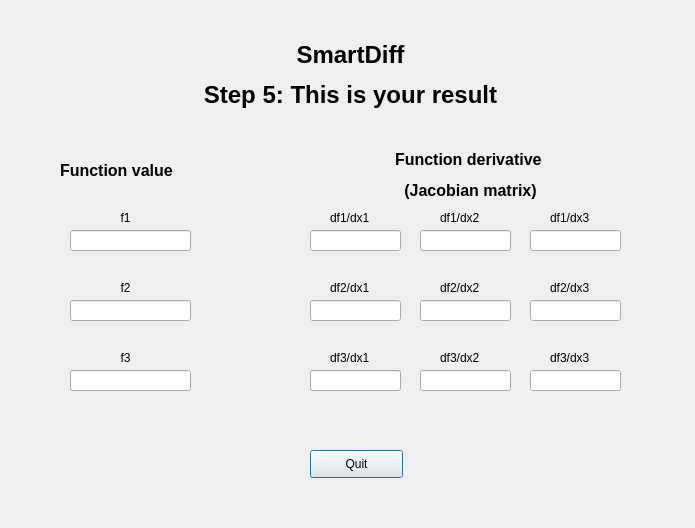
The window that SmartDiff/GUI/step5.ui (SmartDiff/cs107-FinalProject) describes before a commit, drawn with Qt 5.
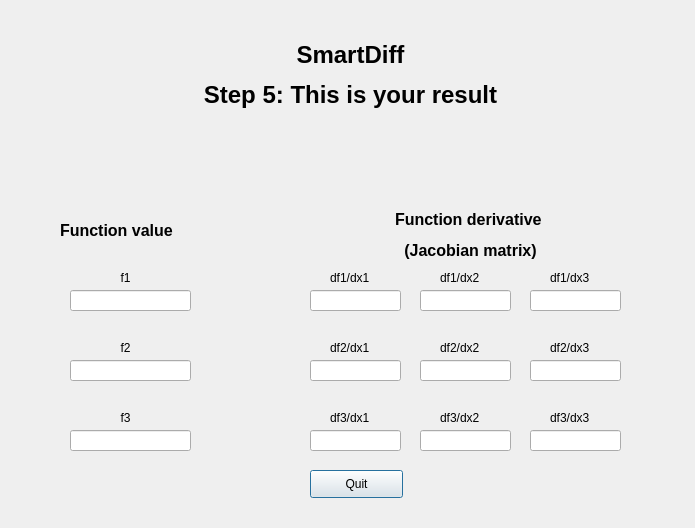
The same window after the commit.

Patch:
```diff
--- a/SmartDiff/GUI/step5.ui
+++ b/SmartDiff/GUI/step5.ui
@@ -33,7 +33,7 @@
    <property name="geometry">
     <rect>
      <x>60</x>
-     <y>160</y>
+     <y>220</y>
      <width>171</width>
      <height>21</height>
     </rect>
@@ -46,7 +46,7 @@
    <property name="geometry">
     <rect>
      <x>360</x>
-     <y>140</y>
+     <y>200</y>
      <width>221</width>
      <height>71</height>
     </rect>
@@ -59,7 +59,7 @@
    <property name="geometry">
     <rect>
      <x>70</x>
-     <y>350</y>
+     <y>410</y>
      <width>111</width>
      <height>16</height>
     </rect>
@@ -72,7 +72,7 @@
    <property name="geometry">
     <rect>
      <x>70</x>
-     <y>230</y>
+     <y>290</y>
      <width>121</width>
      <height>21</height>
     </rect>
@@ -88,7 +88,7 @@
    <property name="geometry">
     <rect>
      <x>70</x>
-     <y>210</y>
+     <y>270</y>
      <width>111</width>
      <height>16</height>
     </rect>
@@ -101,7 +101,7 @@
    <property name="geometry">
     <rect>
      <x>70</x>
-     <y>280</y>
+     <y>340</y>
      <width>111</width>
      <height>16</height>
     </rect>
@@ -114,7 +114,7 @@
    <property name="geometry">
     <rect>
      <x>70</x>
-     <y>370</y>
+     <y>430</y>
      <width>121</width>
      <height>21</height>
     </rect>
@@ -130,7 +130,7 @@
    <property name="geometry">
     <rect>
      <x>70</x>
-     <y>300</y>
+     <y>360</y>
      <width>121</width>
      <height>21</height>
     </rect>
@@ -146,7 +146,7 @@
    <property name="geometry">
     <rect>
      <x>310</x>
-     <y>230</y>
+     <y>290</y>
      <width>91</width>
      <height>21</height>
     </rect>
@@ -156,7 +156,7 @@
    <property name="geometry">
     <rect>
      <x>420</x>
-     <y>230</y>
+     <y>290</y>
      <width>91</width>
      <height>21</height>
     </rect>
@@ -166,7 +166,7 @@
    <property name="geometry">
     <rect>
      <x>530</x>
-     <y>230</y>
+     <y>290</y>
      <width>91</width>
      <height>21</height>
     </rect>
@@ -176,7 +176,7 @@
    <property name="geometry">
     <rect>
      <x>330</x>
-     <y>210</y>
+     <y>270</y>
      <width>61</width>
      <height>16</height>
     </rect>
@@ -189,7 +189,7 @@
    <property name="geometry">
     <rect>
      <x>440</x>
-     <y>210</y>
+     <y>270</y>
      <width>61</width>
      <height>16</height>
     </rect>
@@ -202,7 +202,7 @@
    <property name="geometry">
     <rect>
      <x>550</x>
-     <y>210</y>
+     <y>270</y>
      <width>61</width>
      <height>16</height>
     </rect>
@@ -215,7 +215,7 @@
    <property name="geometry">
     <rect>
      <x>310</x>
-     <y>300</y>
+     <y>360</y>
      <width>91</width>
      <height>21</height>
     </rect>
@@ -225,7 +225,7 @@
    <property name="geometry">
     <rect>
      <x>550</x>
-     <y>280</y>
+     <y>340</y>
      <width>61</width>
      <height>16</height>
     </rect>
@@ -238,7 +238,7 @@
    <property name="geometry">
     <rect>
      <x>530</x>
-     <y>300</y>
+     <y>360</y>
      <width>91</width>
      <height>21</height>
     </rect>
@@ -248,7 +248,7 @@
    <property name="geometry">
     <rect>
      <x>440</x>
-     <y>280</y>
+     <y>340</y>
      <width>61</width>
      <height>16</height>
     </rect>
@@ -261,7 +261,7 @@
    <property name="geometry">
     <rect>
      <x>420</x>
-     <y>300</y>
+     <y>360</y>
      <width>91</width>
      <height>21</height>
     </rect>
@@ -271,7 +271,7 @@
    <property name="geometry">
     <rect>
      <x>330</x>
-     <y>280</y>
+     <y>340</y>
      <width>61</width>
      <height>16</height>
     </rect>
@@ -284,7 +284,7 @@
    <property name="geometry">
     <rect>
      <x>310</x>
-     <y>370</y>
+     <y>430</y>
      <width>91</width>
      <height>21</height>
     </rect>
@@ -294,7 +294,7 @@
    <property name="geometry">
     <rect>
      <x>440</x>
-     <y>350</y>
+     <y>410</y>
      <width>61</width>
      <height>16</height>
     </rect>
@@ -307,7 +307,7 @@
    <property name="geometry">
     <rect>
      <x>420</x>
-     <y>370</y>
+     <y>430</y>
      <width>91</width>
      <height>21</height>
     </rect>
@@ -317,7 +317,7 @@
    <property name="geometry">
     <rect>
      <x>530</x>
-     <y>370</y>
+     <y>430</y>
      <width>91</width>
      <height>21</height>
     </rect>
@@ -327,7 +327,7 @@
    <property name="geometry">
     <rect>
      <x>330</x>
-     <y>350</y>
+     <y>410</y>
      <width>61</width>
      <height>16</height>
     </rect>
@@ -340,7 +340,7 @@
    <property name="geometry">
     <rect>
      <x>550</x>
-     <y>350</y>
+     <y>410</y>
      <width>61</width>
      <height>16</height>
     </rect>
@@ -353,7 +353,7 @@
    <property name="geometry">
     <rect>
      <x>310</x>
-     <y>450</y>
+     <y>470</y>
      <width>93</width>
      <height>28</height>
     </rect>
@@ -362,6 +362,19 @@
     <string>Quit</string>
    </property>
   </widget>
+  <widget class="QLabel" name="ErrMsg">
+   <property name="geometry">
+    <rect>
+     <x>60</x>
+     <y>130</y>
+     <width>571</width>
+     <height>71</height>
+    </rect>
+   </property>
+   <property name="text">
+    <string/>
+   </property>
+  </widget>
  </widget>
  <resources/>
  <connections/>
```
Left out of the diff: 2 changed lines with no effect on the pictures.
